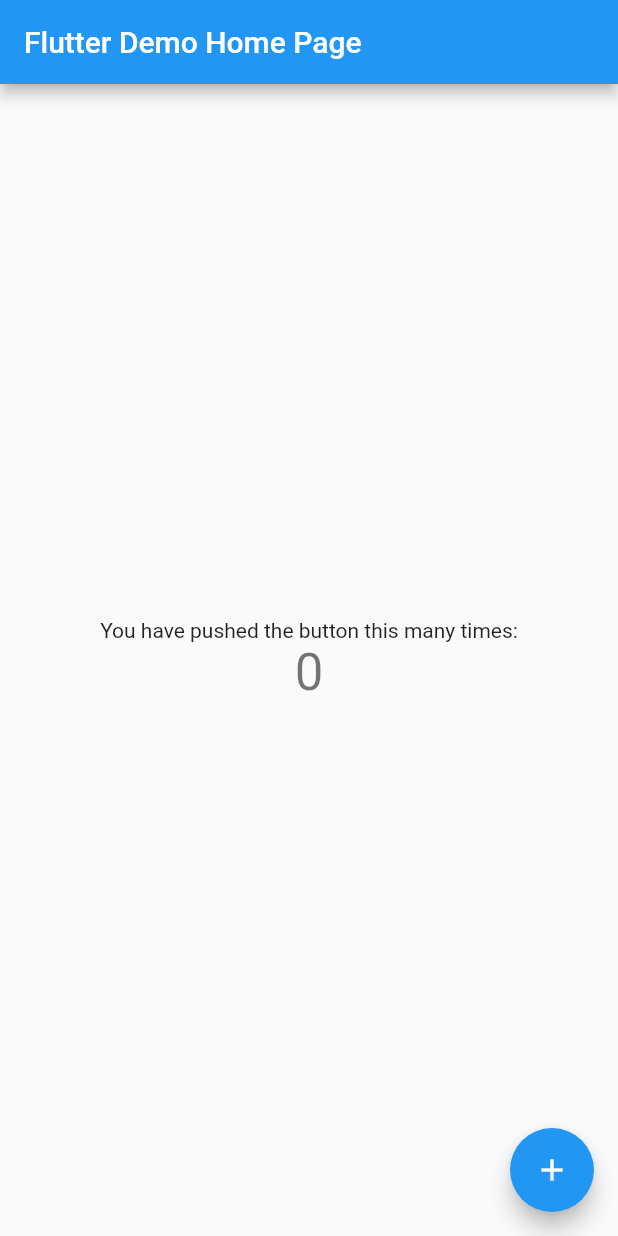
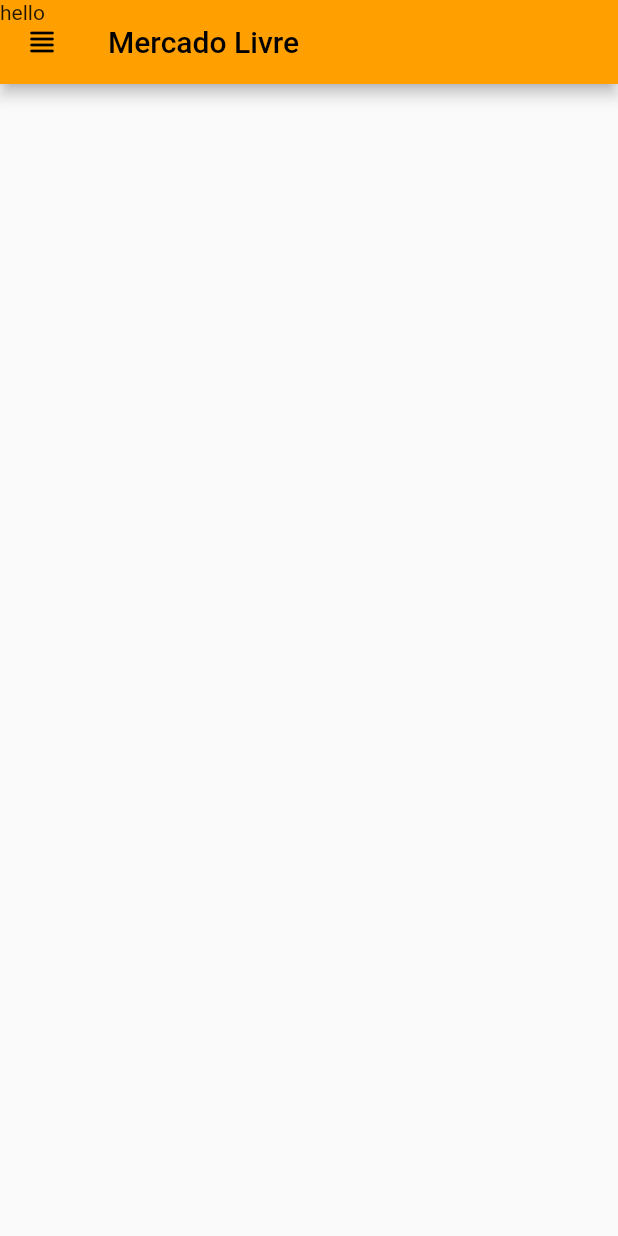
Before and after one commit to andreLBonfim/mercadoaberto, a Flutter app: the screen it shows after launch, on a phone screen of 412 x 824 dp. Run offline on Flutter 3.47's test engine with Material 2 defaults, Android fonts, the phone set to English and light mode, and no system bars.

Commit message:
aula 1 appbar

```diff
--- a/lib/main.dart
+++ b/lib/main.dart
@@ -7,39 +7,25 @@ void main() {
 class MyApp extends StatelessWidget {
   const MyApp({Key? key}) : super(key: key);
 
-  // This widget is the root of your application.
+
   @override
   Widget build(BuildContext context) {
     return MaterialApp(
-      title: 'Flutter Demo',
+      title: 'projeto flutter',
       theme: ThemeData(
-        // This is the theme of your application.
-        //
-        // Try running your application with "flutter run". You'll see the
-        // application has a blue toolbar. Then, without quitting the app, try
-        // changing the primarySwatch below to Colors.green and then invoke
-        // "hot reload" (press "r" in the console where you ran "flutter run",
-        // or simply save your changes to "hot reload" in a Flutter IDE).
-        // Notice that the counter didn't reset back to zero; the application
-        // is not restarted.
-        primarySwatch: Colors.blue,
+
+        primarySwatch: Colors.grey,
       ),
-      home: const MyHomePage(title: 'Flutter Demo Home Page'),
+      home: const MyHomePage(title: 'Mercado Livre'),
     );
+
   }
 }
 
 class MyHomePage extends StatefulWidget {
   const MyHomePage({Key? key, required this.title}) : super(key: key);
 
-  // This widget is the home page of your application. It is stateful, meaning
-  // that it has a State object (defined below) that contains fields that affect
-  // how it looks.
 
-  // This class is the configuration for the state. It holds the values (in this
-  // case the title) provided by the parent (in this case the App widget) and
-  // used by the build method of the State. Fields in a Widget subclass are
-  // always marked "final".
 
   final String title;
 
@@ -52,64 +38,31 @@ class _MyHomePageState extends State<MyHomePage> {
 
   void _incrementCounter() {
     setState(() {
-      // This call to setState tells the Flutter framework that something has
-      // changed in this State, which causes it to rerun the build method below
-      // so that the display can reflect the updated values. If we changed
-      // _counter without calling setState(), then the build method would not be
-      // called again, and so nothing would appear to happen.
+
       _counter++;
     });
   }
 
   @override
   Widget build(BuildContext context) {
-    // This method is rerun every time setState is called, for instance as done
-    // by the _incrementCounter method above.
-    //
-    // The Flutter framework has been optimized to make rerunning build methods
-    // fast, so that you can just rebuild anything that needs updating rather
-    // than having to individually change instances of widgets.
+
+
     return Scaffold(
       appBar: AppBar(
-        // Here we take the value from the MyHomePage object that was created by
-        // the App.build method, and use it to set our appbar title.
+        backgroundColor: Color(0xFFFFA000),
         title: Text(widget.title),
+
+        leading: Icon(Icons.view_headline_rounded),
+        flexibleSpace: Text("hello"),
+
+
+
       ),
       body: Center(
-        // Center is a layout widget. It takes a single child and positions it
-        // in the middle of the parent.
-        child: Column(
-          // Column is also a layout widget. It takes a list of children and
-          // arranges them vertically. By default, it sizes itself to fit its
-          // children horizontally, and tries to be as tall as its parent.
-          //
-          // Invoke "debug painting" (press "p" in the console, choose the
-          // "Toggle Debug Paint" action from the Flutter Inspector in Android
-          // Studio, or the "Toggle Debug Paint" command in Visual Studio Code)
-          // to see the wireframe for each widget.
-          //
-          // Column has various properties to control how it sizes itself and
-          // how it positions its children. Here we use mainAxisAlignment to
-          // center the children vertically; the main axis here is the vertical
-          // axis because Columns are vertical (the cross axis would be
-          // horizontal).
-          mainAxisAlignment: MainAxisAlignment.center,
-          children: <Widget>[
-            const Text(
-              'You have pushed the button this many times:',
-            ),
-            Text(
-              '$_counter',
-              style: Theme.of(context).textTheme.headline4,
-            ),
-          ],
-        ),
-      ),
-      floatingActionButton: FloatingActionButton(
-        onPressed: _incrementCounter,
-        tooltip: 'Increment',
-        child: const Icon(Icons.add),
-      ), // This trailing comma makes auto-formatting nicer for build methods.
+
+
+
+    ),
     );
   }
 }
```
